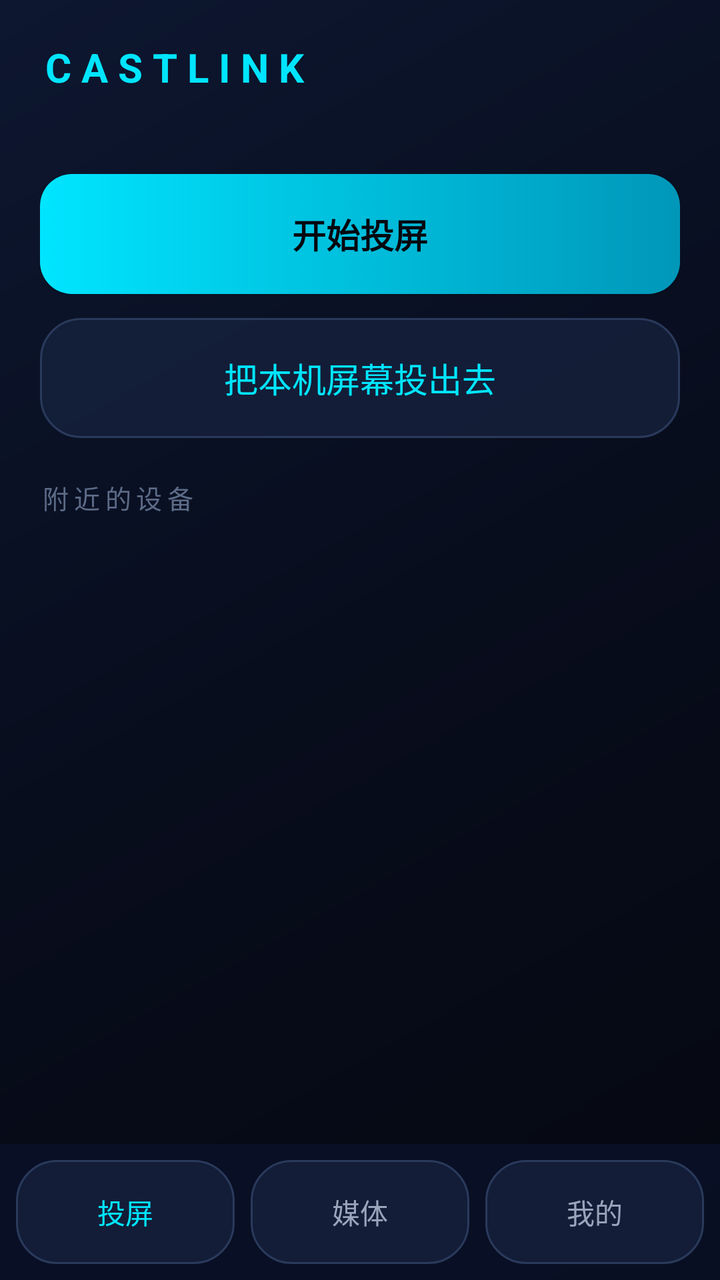
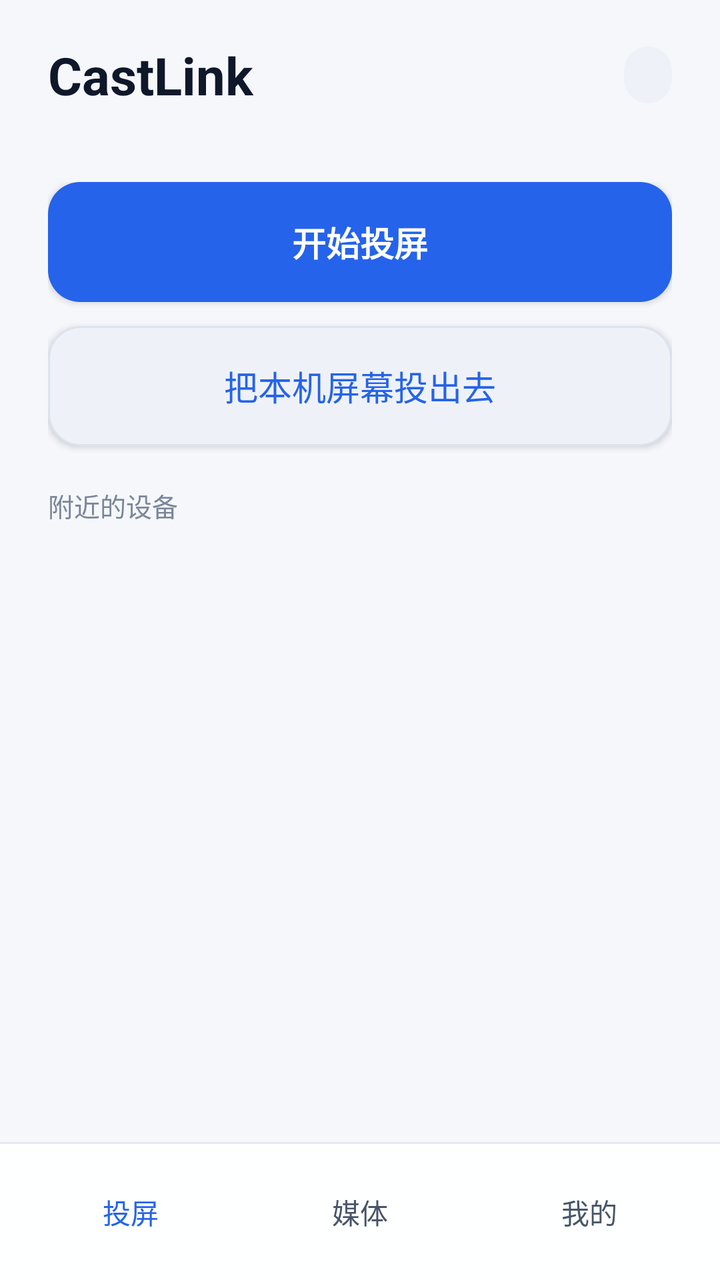

Screens rendered from an Android XML layout before and after an edit, with the pre-edit source and the edit as a unified diff.
<!-- AndroidManifest.xml: application theme Theme.CastLink -->
<!-- res/layout/activity_main.xml -->
<?xml version="1.0" encoding="utf-8"?>
<LinearLayout xmlns:android="http://schemas.android.com/apk/res/android"
    android:layout_width="match_parent"
    android:layout_height="match_parent"
    android:background="@drawable/bg_nebula"
    android:orientation="vertical">

    
    <LinearLayout
        android:layout_width="match_parent"
        android:layout_height="wrap_content"
        android:gravity="center_vertical"
        android:orientation="horizontal"
        android:padding="20dp">

        <TextView
            android:layout_width="0dp"
            android:layout_height="wrap_content"
            android:layout_weight="1"
            android:letterSpacing="0.25"
            android:text="CASTLINK"
            android:textColor="@color/nebula_cyan"
            android:textSize="20sp"
            android:textStyle="bold" />

        <TextView
            android:id="@+id/tv_wifi_status"
            android:layout_width="wrap_content"
            android:layout_height="wrap_content"
            android:textColor="@color/nebula_text_2ry"
            android:textSize="13sp" />
    </LinearLayout>

    <ViewFlipper
        android:id="@+id/flipper"
        android:layout_width="match_parent"
        android:layout_height="0dp"
        android:layout_weight="1">

        
        <FrameLayout
            android:layout_width="match_parent"
            android:layout_height="match_parent">

            <LinearLayout
                android:layout_width="match_parent"
                android:layout_height="match_parent"
                android:orientation="vertical"
                android:padding="20dp">

                <Button
                    android:id="@+id/btn_start_cast"
                    android:layout_width="match_parent"
                    android:layout_height="60dp"
                    android:background="@drawable/bg_neon_btn"
                    android:text="@string/btn_start_cast"
                    android:textColor="#050810"
                    android:textSize="17sp"
                    android:textStyle="bold" />

                <Button
                    android:id="@+id/btn_start_sender"
                    android:layout_width="match_parent"
                    android:layout_height="60dp"
                    android:layout_marginTop="12dp"
                    android:background="@drawable/bg_glass_btn"
                    android:text="@string/btn_start_sender"
                    android:textColor="@color/nebula_cyan"
                    android:textSize="17sp" />

                <TextView
                    android:layout_width="wrap_content"
                    android:layout_height="wrap_content"
                    android:layout_marginTop="20dp"
                    android:letterSpacing="0.2"
                    android:text="@string/devices_title"
                    android:textColor="@color/nebula_text_3ry"
                    android:textSize="13sp" />

                <ListView
                    android:id="@+id/lv_devices"
                    android:layout_width="match_parent"
                    android:layout_height="0dp"
                    android:layout_weight="1"
                    android:layout_marginTop="8dp"
                    android:divider="@android:color/transparent"
                    android:dividerHeight="10dp" />
            </LinearLayout>

            
            <LinearLayout
                android:id="@+id/empty_view"
                android:layout_width="match_parent"
                android:layout_height="match_parent"
                android:gravity="center"
                android:orientation="vertical"
                android:padding="32dp"
                android:visibility="gone">

                <TextView
                    android:layout_width="wrap_content"
                    android:layout_height="wrap_content"
                    android:text="@string/empty_title"
                    android:textColor="@color/nebula_text"
                    android:textSize="18sp"
                    android:textStyle="bold" />

                <TextView
                    android:layout_width="wrap_content"
                    android:layout_height="wrap_content"
                    android:layout_marginTop="12dp"
                    android:text="@string/empty_step1"
                    android:textColor="@color/nebula_text_2ry"
                    android:textSize="14sp" />

                <TextView
                    android:layout_width="wrap_content"
                    android:layout_height="wrap_content"
                    android:layout_marginTop="4dp"
                    android:text="@string/empty_step2"
                    android:textColor="@color/nebula_text_2ry"
                    android:textSize="14sp" />

                <TextView
                    android:layout_width="wrap_content"
                    android:layout_height="wrap_content"
                    android:layout_marginTop="4dp"
                    android:text="@string/empty_step3"
                    android:textColor="@color/nebula_text_2ry"
                    android:textSize="14sp" />

                <Button
                    android:id="@+id/btn_manual_ip"
                    android:layout_width="wrap_content"
                    android:layout_height="wrap_content"
                    android:layout_marginTop="16dp"
                    android:background="@drawable/bg_glass_btn"
                    android:text="@string/btn_manual_ip"
                    android:textColor="@color/nebula_cyan" />
            </LinearLayout>
        </FrameLayout>

        
        <LinearLayout
            android:layout_width="match_parent"
            android:layout_height="match_parent"
            android:orientation="vertical"
            android:padding="20dp">

            <TextView
                android:layout_width="wrap_content"
                android:layout_height="wrap_content"
                android:letterSpacing="0.2"
                android:text="@string/tab_media"
                android:textColor="@color/nebula_text_3ry"
                android:textSize="13sp" />

            <ListView
                android:id="@+id/lv_media_files"
                android:layout_width="match_parent"
                android:layout_height="match_parent"
                android:layout_marginTop="8dp"
                android:divider="@android:color/transparent"
                android:dividerHeight="10dp" />
        </LinearLayout>

        
        <LinearLayout
            android:layout_width="match_parent"
            android:layout_height="match_parent"
            android:orientation="vertical"
            android:padding="20dp">

            <TextView
                android:layout_width="wrap_content"
                android:layout_height="wrap_content"
                android:text="@string/mine_history_title"
                android:textColor="@color/nebula_text"
                android:textSize="18sp"
                android:textStyle="bold" />

            <TextView
                android:layout_width="wrap_content"
                android:layout_height="wrap_content"
                android:layout_marginTop="8dp"
                android:text="@string/mine_history_empty"
                android:textColor="@color/nebula_text_3ry"
                android:textSize="14sp" />

            <Button
                android:id="@+id/btn_open_settings"
                android:layout_width="match_parent"
                android:layout_height="56dp"
                android:layout_marginTop="28dp"
                android:background="@drawable/bg_glass_btn"
                android:text="@string/btn_settings"
                android:textColor="@color/nebula_cyan"
                android:textSize="16sp" />

            <Button
                android:id="@+id/btn_help"
                android:layout_width="match_parent"
                android:layout_height="56dp"
                android:layout_marginTop="12dp"
                android:background="@drawable/bg_glass_btn"
                android:text="@string/btn_help"
                android:textColor="@color/nebula_cyan"
                android:textSize="16sp" />
        </LinearLayout>
    </ViewFlipper>

    
    <LinearLayout
        android:layout_width="match_parent"
        android:layout_height="wrap_content"
        android:background="#CC0A1128"
        android:orientation="horizontal"
        android:padding="8dp">

        <Button
            android:id="@+id/tab_btn_cast"
            android:layout_width="0dp"
            android:layout_height="52dp"
            android:layout_weight="1"
            android:background="@drawable/bg_glass_btn"
            android:text="@string/tab_cast"
            android:textColor="@color/nebula_cyan" />

        <Button
            android:id="@+id/tab_btn_media"
            android:layout_width="0dp"
            android:layout_height="52dp"
            android:layout_marginStart="8dp"
            android:layout_weight="1"
            android:background="@drawable/bg_glass_btn"
            android:text="@string/tab_media"
            android:textColor="@color/nebula_text_2ry" />

        <Button
            android:id="@+id/tab_btn_mine"
            android:layout_width="0dp"
            android:layout_height="52dp"
            android:layout_marginStart="8dp"
            android:layout_weight="1"
            android:background="@drawable/bg_glass_btn"
            android:text="@string/tab_mine"
            android:textColor="@color/nebula_text_2ry" />
    </LinearLayout>
</LinearLayout>
<!-- resources referenced by this layout -->
<resources>
  <color name="nebula_cyan">#00E5FF</color>
  <color name="nebula_text">#FFFFFF</color>
  <color name="nebula_text_2ry">#9AA5BC</color>
  <color name="nebula_text_3ry">#5C6B87</color>
  <!-- drawable bg_glass_btn (drawable) -->
  <?xml version="1.0" encoding="utf-8"?>
  <selector xmlns:android="http://schemas.android.com/apk/res/android">
      <item android:state_pressed="true">
          <shape android:shape="rectangle">
              <solid android:color="#CC0E1A30" />
              <stroke
                  android:width="1dp"
                  android:color="#2A3A5C" />
              <corners android:radius="20dp" />
          </shape>
      </item>
      
      <item android:state_focused="true">
          <shape android:shape="rectangle">
              <solid android:color="#CC16213C" />
              <stroke
                  android:width="3dp"
                  android:color="#00E5FF" />
              <corners android:radius="20dp" />
          </shape>
      </item>
      <item>
          <shape android:shape="rectangle">
              <solid android:color="#CC16213C" />
              <stroke
                  android:width="1dp"
                  android:color="#2A3A5C" />
              <corners android:radius="20dp" />
          </shape>
      </item>
  </selector>
  <!-- drawable bg_nebula (drawable) -->
  <?xml version="1.0" encoding="utf-8"?>
  <shape xmlns:android="http://schemas.android.com/apk/res/android"
      android:shape="rectangle">
      <gradient
          android:angle="135"
          android:startColor="#050810"
          android:centerColor="#080D1D"
          android:endColor="#0D1730"
          android:type="linear" />
  </shape>
  <!-- drawable bg_neon_btn (drawable) -->
  <?xml version="1.0" encoding="utf-8"?>
  <selector xmlns:android="http://schemas.android.com/apk/res/android">
      <item android:state_pressed="true">
          <shape android:shape="rectangle">
              <gradient
                  android:angle="0"
                  android:startColor="#0097B9"
                  android:endColor="#007A94" />
              <corners android:radius="16dp" />
          </shape>
      </item>
      
      <item android:state_focused="true">
          <shape android:shape="rectangle">
              <gradient
                  android:angle="0"
                  android:startColor="#00E5FF"
                  android:endColor="#0097B9" />
              <stroke
                  android:width="3dp"
                  android:color="#FFFFFF" />
              <corners android:radius="16dp" />
          </shape>
      </item>
      <item>
          <shape android:shape="rectangle">
              <gradient
                  android:angle="0"
                  android:startColor="#00E5FF"
                  android:endColor="#0097B9" />
              <corners android:radius="16dp" />
          </shape>
      </item>
  </selector>
  <style name="Theme.CastLink" parent="android:Theme.Material.NoActionBar">
          <item name="android:colorPrimary">@color/nebula_cyan</item>
          <item name="android:colorPrimaryDark">@color/nebula_bg</item>
          <item name="android:colorAccent">@color/nebula_cyan</item>
          <item name="android:windowBackground">@drawable/bg_nebula</item>
          <item name="android:textColorPrimary">@color/nebula_text</item>
          <item name="android:textColorSecondary">@color/nebula_text_2ry</item>
      </style>
  <color name="nebula_bg">#050810</color>
  <!-- unchanged entries left out for length: 15 -->
</resources>

<!-- the commit's change to res/layout/activity_main.xml (unified diff, before → after) -->
@@ -11,24 +11,31 @@
         android:layout_height="wrap_content"
         android:gravity="center_vertical"
         android:orientation="horizontal"
-        android:padding="20dp">
+        android:paddingStart="24dp"
+        android:paddingTop="20dp"
+        android:paddingEnd="24dp"
+        android:paddingBottom="12dp">
 
         <TextView
             android:layout_width="0dp"
             android:layout_height="wrap_content"
             android:layout_weight="1"
-            android:letterSpacing="0.25"
-            android:text="CASTLINK"
-            android:textColor="@color/nebula_cyan"
-            android:textSize="20sp"
+            android:text="CastLink"
+            android:textColor="@color/nebula_text"
+            android:textSize="26sp"
             android:textStyle="bold" />
 
         <TextView
             android:id="@+id/tv_wifi_status"
             android:layout_width="wrap_content"
             android:layout_height="wrap_content"
+            android:background="@drawable/bg_chip"
+            android:paddingStart="12dp"
+            android:paddingTop="6dp"
+            android:paddingEnd="12dp"
+            android:paddingBottom="6dp"
             android:textColor="@color/nebula_text_2ry"
-            android:textSize="13sp" />
+            android:textSize="12sp" />
     </LinearLayout>
 
     <ViewFlipper
@@ -46,7 +53,7 @@
                 android:layout_width="match_parent"
                 android:layout_height="match_parent"
                 android:orientation="vertical"
-                android:padding="20dp">
+                android:padding="24dp">
 
                 <Button
                     android:id="@+id/btn_start_cast"
@@ -54,7 +61,7 @@
                     android:layout_height="60dp"
                     android:background="@drawable/bg_neon_btn"
                     android:text="@string/btn_start_cast"
-                    android:textColor="#050810"
+                    android:textColor="@color/nebula_on_accent"
                     android:textSize="17sp"
                     android:textStyle="bold" />
 
@@ -72,7 +79,6 @@
                     android:layout_width="wrap_content"
                     android:layout_height="wrap_content"
                     android:layout_marginTop="20dp"
-                    android:letterSpacing="0.2"
                     android:text="@string/devices_title"
                     android:textColor="@color/nebula_text_3ry"
                     android:textSize="13sp" />
@@ -145,12 +151,11 @@
             android:layout_width="match_parent"
             android:layout_height="match_parent"
             android:orientation="vertical"
-            android:padding="20dp">
+            android:padding="24dp">
 
             <TextView
                 android:layout_width="wrap_content"
                 android:layout_height="wrap_content"
-                android:letterSpacing="0.2"
                 android:text="@string/tab_media"
                 android:textColor="@color/nebula_text_3ry"
                 android:textSize="13sp" />
@@ -169,7 +174,7 @@
             android:layout_width="match_parent"
             android:layout_height="match_parent"
             android:orientation="vertical"
-            android:padding="20dp">
+            android:padding="24dp">
 
             <TextView
                 android:layout_width="wrap_content"
@@ -209,20 +214,28 @@
         </LinearLayout>
     </ViewFlipper>
 
+    <View
+        android:layout_width="match_parent"
+        android:layout_height="1dp"
+        android:background="@color/nebula_divider" />
+
     
     <LinearLayout
         android:layout_width="match_parent"
         android:layout_height="wrap_content"
-        android:background="#CC0A1128"
+        android:background="@color/nebula_nav"
         android:orientation="horizontal"
-        android:padding="8dp">
+        android:paddingStart="12dp"
+        android:paddingTop="8dp"
+        android:paddingEnd="12dp"
+        android:paddingBottom="8dp">
 
         <Button
             android:id="@+id/tab_btn_cast"
             android:layout_width="0dp"
             android:layout_height="52dp"
             android:layout_weight="1"
-            android:background="@drawable/bg_glass_btn"
+            android:background="@drawable/bg_tab"
             android:text="@string/tab_cast"
             android:textColor="@color/nebula_cyan" />
 
@@ -232,7 +245,7 @@
             android:layout_height="52dp"
             android:layout_marginStart="8dp"
             android:layout_weight="1"
-            android:background="@drawable/bg_glass_btn"
+            android:background="@drawable/bg_tab"
             android:text="@string/tab_media"
             android:textColor="@color/nebula_text_2ry" />
 
@@ -242,7 +255,7 @@
             android:layout_height="52dp"
             android:layout_marginStart="8dp"
             android:layout_weight="1"
-            android:background="@drawable/bg_glass_btn"
+            android:background="@drawable/bg_tab"
             android:text="@string/tab_mine"
             android:textColor="@color/nebula_text_2ry" />
     </LinearLayout>
<!-- resource entries referenced after the edit -->
@@ -1,96 +1,112 @@
 <!-- resources referenced by this layout -->
 <resources>
-  <color name="nebula_cyan">#00E5FF</color>
-  <color name="nebula_text">#FFFFFF</color>
-  <color name="nebula_text_2ry">#9AA5BC</color>
-  <color name="nebula_text_3ry">#5C6B87</color>
+  <color name="nebula_cyan">#2563EB</color>
+  <color name="nebula_divider">#E4E9F2</color>
+  <color name="nebula_nav">#F2FFFFFF</color>
+  <color name="nebula_on_accent">#FFFFFF</color>
+  <color name="nebula_text">#0F172A</color>
+  <color name="nebula_text_2ry">#475569</color>
+  <color name="nebula_text_3ry">#7A869A</color>
+  <!-- drawable bg_chip (drawable) -->
+  <?xml version="1.0" encoding="utf-8"?>
+  <shape xmlns:android="http://schemas.android.com/apk/res/android" android:shape="rectangle">
+      <solid android:color="@color/nebula_fill" />
+      <corners android:radius="999dp" />
+  </shape>
   <!-- drawable bg_glass_btn (drawable) -->
   <?xml version="1.0" encoding="utf-8"?>
   <selector xmlns:android="http://schemas.android.com/apk/res/android">
       <item android:state_pressed="true">
-          <shape android:shape="rectangle">
-              <solid android:color="#CC0E1A30" />
-              <stroke
-                  android:width="1dp"
-                  android:color="#2A3A5C" />
-              <corners android:radius="20dp" />
+          <shape xmlns:android="http://schemas.android.com/apk/res/android" android:shape="rectangle">
+              <solid android:color="@color/nebula_fill_strong" />
+              <stroke android:width="1dp" android:color="@color/nebula_glass_border" />
+              <corners android:radius="16dp" />
           </shape>
       </item>
-      
       <item android:state_focused="true">
-          <shape android:shape="rectangle">
-              <solid android:color="#CC16213C" />
-              <stroke
-                  android:width="3dp"
-                  android:color="#00E5FF" />
-              <corners android:radius="20dp" />
+          <shape xmlns:android="http://schemas.android.com/apk/res/android" android:shape="rectangle">
+              <solid android:color="@color/nebula_accent_soft" />
+              <stroke android:width="3dp" android:color="@color/nebula_cyan" />
+              <corners android:radius="16dp" />
           </shape>
       </item>
       <item>
-          <shape android:shape="rectangle">
-              <solid android:color="#CC16213C" />
-              <stroke
-                  android:width="1dp"
-                  android:color="#2A3A5C" />
-              <corners android:radius="20dp" />
+          <shape xmlns:android="http://schemas.android.com/apk/res/android" android:shape="rectangle">
+              <solid android:color="@color/nebula_fill" />
+              <stroke android:width="1dp" android:color="@color/nebula_glass_border" />
+              <corners android:radius="16dp" />
           </shape>
       </item>
   </selector>
   <!-- drawable bg_nebula (drawable) -->
   <?xml version="1.0" encoding="utf-8"?>
-  <shape xmlns:android="http://schemas.android.com/apk/res/android"
-      android:shape="rectangle">
-      <gradient
-          android:angle="135"
-          android:startColor="#050810"
-          android:centerColor="#080D1D"
-          android:endColor="#0D1730"
-          android:type="linear" />
+  <shape xmlns:android="http://schemas.android.com/apk/res/android" android:shape="rectangle">
+      <solid android:color="@color/nebula_bg" />
   </shape>
   <!-- drawable bg_neon_btn (drawable) -->
   <?xml version="1.0" encoding="utf-8"?>
   <selector xmlns:android="http://schemas.android.com/apk/res/android">
       <item android:state_pressed="true">
-          <shape android:shape="rectangle">
-              <gradient
-                  android:angle="0"
-                  android:startColor="#0097B9"
-                  android:endColor="#007A94" />
+          <shape xmlns:android="http://schemas.android.com/apk/res/android" android:shape="rectangle">
+              <solid android:color="@color/nebula_cyan_dark" />
               <corners android:radius="16dp" />
           </shape>
       </item>
-      
       <item android:state_focused="true">
-          <shape android:shape="rectangle">
-              <gradient
-                  android:angle="0"
-                  android:startColor="#00E5FF"
-                  android:endColor="#0097B9" />
-              <stroke
-                  android:width="3dp"
-                  android:color="#FFFFFF" />
+          <shape xmlns:android="http://schemas.android.com/apk/res/android" android:shape="rectangle">
+              <solid android:color="@color/nebula_cyan" />
+              <stroke android:width="3dp" android:color="@color/nebula_text" />
               <corners android:radius="16dp" />
           </shape>
       </item>
       <item>
-          <shape android:shape="rectangle">
-              <gradient
-                  android:angle="0"
-                  android:startColor="#00E5FF"
-                  android:endColor="#0097B9" />
+          <shape xmlns:android="http://schemas.android.com/apk/res/android" android:shape="rectangle">
+              <solid android:color="@color/nebula_cyan" />
               <corners android:radius="16dp" />
           </shape>
       </item>
   </selector>
-  <style name="Theme.CastLink" parent="android:Theme.Material.NoActionBar">
+  <!-- drawable bg_tab (drawable) -->
+  <?xml version="1.0" encoding="utf-8"?>
+  <selector xmlns:android="http://schemas.android.com/apk/res/android">
+      <item android:state_focused="true">
+          <shape android:shape="rectangle">
+              <solid android:color="@color/nebula_accent_soft" />
+              <stroke android:width="2dp" android:color="@color/nebula_cyan" />
+              <corners android:radius="14dp" />
+          </shape>
+      </item>
+      <item android:state_pressed="true">
+          <shape android:shape="rectangle">
+              <solid android:color="@color/nebula_fill" />
+              <corners android:radius="14dp" />
+          </shape>
+      </item>
+      <item>
+          <shape android:shape="rectangle">
+              <solid android:color="@android:color/transparent" />
+              <corners android:radius="14dp" />
+          </shape>
+      </item>
+  </selector>
+  <style name="Theme.CastLink" parent="android:Theme.Material.Light.NoActionBar">
           <item name="android:colorPrimary">@color/nebula_cyan</item>
           <item name="android:colorPrimaryDark">@color/nebula_bg</item>
           <item name="android:colorAccent">@color/nebula_cyan</item>
-          <item name="android:windowBackground">@drawable/bg_nebula</item>
+          <item name="android:windowBackground">@color/nebula_bg</item>
+          <item name="android:statusBarColor">@color/nebula_bg</item>
+          <item name="android:navigationBarColor">@color/nebula_bg</item>
           <item name="android:textColorPrimary">@color/nebula_text</item>
           <item name="android:textColorSecondary">@color/nebula_text_2ry</item>
+          <item name="android:textColorHint">@color/nebula_text_3ry</item>
+          <item name="android:windowLightStatusBar">true</item>
       </style>
-  <color name="nebula_bg">#050810</color>
+  <color name="nebula_fill">#EEF2F8</color>
+  <color name="nebula_fill_strong">#E1E8F3</color>
+  <color name="nebula_glass_border">#DCE3EF</color>
+  <color name="nebula_accent_soft">#1A2563EB</color>
+  <color name="nebula_bg">#F5F7FB</color>
+  <color name="nebula_cyan_dark">#1D4FBF</color>
   <!-- unchanged entries left out for length: 15 -->
 </resources>
 
